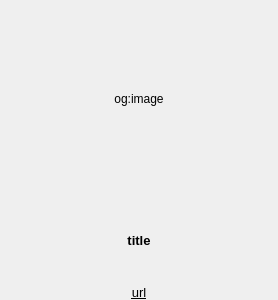
The window that widget/WebLinkThumbWidget.ui (SeptemberHX/MPaste) describes before a commit, drawn with Qt 5.
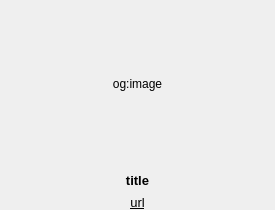
The same window after the commit.

The edit to the form file:
```diff
--- a/widget/WebLinkThumbWidget.ui
+++ b/widget/WebLinkThumbWidget.ui
@@ -6,14 +6,32 @@
    <rect>
     <x>0</x>
     <y>0</y>
-    <width>278</width>
-    <height>300</height>
+    <width>275</width>
+    <height>210</height>
    </rect>
   </property>
+  <property name="sizePolicy">
+   <sizepolicy hsizetype="Preferred" vsizetype="Fixed">
+    <horstretch>0</horstretch>
+    <verstretch>0</verstretch>
+   </sizepolicy>
+  </property>
+  <property name="minimumSize">
+   <size>
+    <width>275</width>
+    <height>210</height>
+   </size>
+  </property>
+  <property name="maximumSize">
+   <size>
+    <width>275</width>
+    <height>210</height>
+   </size>
+  </property>
   <property name="windowTitle">
    <string notr="true">Form</string>
   </property>
-  <layout class="QVBoxLayout" name="verticalLayout">
+  <layout class="QVBoxLayout" name="verticalLayout" stretch="1,0,0">
    <property name="spacing">
     <number>5</number>
    </property>
@@ -31,6 +49,12 @@
    </property>
    <item>
     <widget class="QLabel" name="imageLabel">
+     <property name="sizePolicy">
+      <sizepolicy hsizetype="Preferred" vsizetype="Preferred">
+       <horstretch>0</horstretch>
+       <verstretch>0</verstretch>
+      </sizepolicy>
+     </property>
      <property name="minimumSize">
       <size>
        <width>0</width>
@@ -40,7 +64,7 @@
      <property name="maximumSize">
       <size>
        <width>16777215</width>
-       <height>123123</height>
+       <height>16777215</height>
       </size>
      </property>
      <property name="text">
@@ -62,24 +86,35 @@
        <verstretch>0</verstretch>
       </sizepolicy>
      </property>
+     <property name="minimumSize">
+      <size>
+       <width>0</width>
+       <height>20</height>
+      </size>
+     </property>
      <property name="maximumSize">
       <size>
        <width>16777215</width>
-       <height>80</height>
+       <height>20</height>
       </size>
      </property>
      <property name="font">
       <font>
        <pointsize>10</pointsize>
-       <weight>75</weight>
        <bold>true</bold>
       </font>
      </property>
+     <property name="frameShape">
+      <enum>QFrame::Shape::NoFrame</enum>
+     </property>
      <property name="text">
       <string notr="true">title</string>
      </property>
      <property name="alignment">
-      <set>Qt::AlignCenter</set>
+      <set>Qt::AlignmentFlag::AlignCenter</set>
+     </property>
+     <property name="wordWrap">
+      <bool>false</bool>
      </property>
     </widget>
    </item>
```
Left out of the diff: 7 changed lines with no effect on the pictures.
